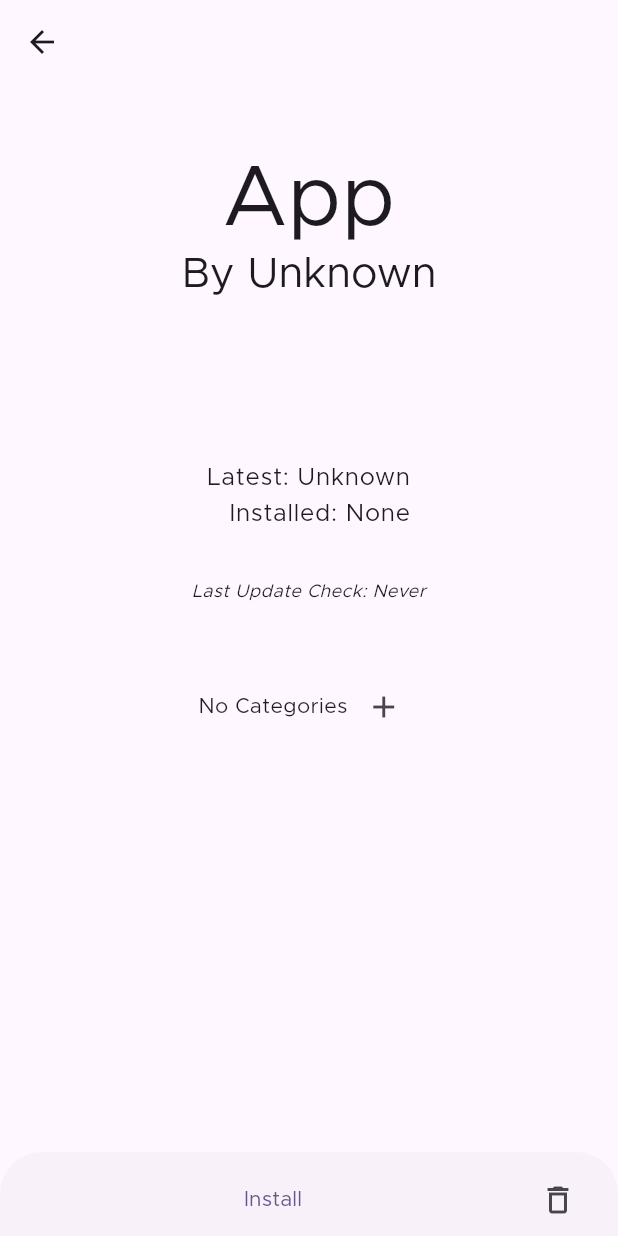
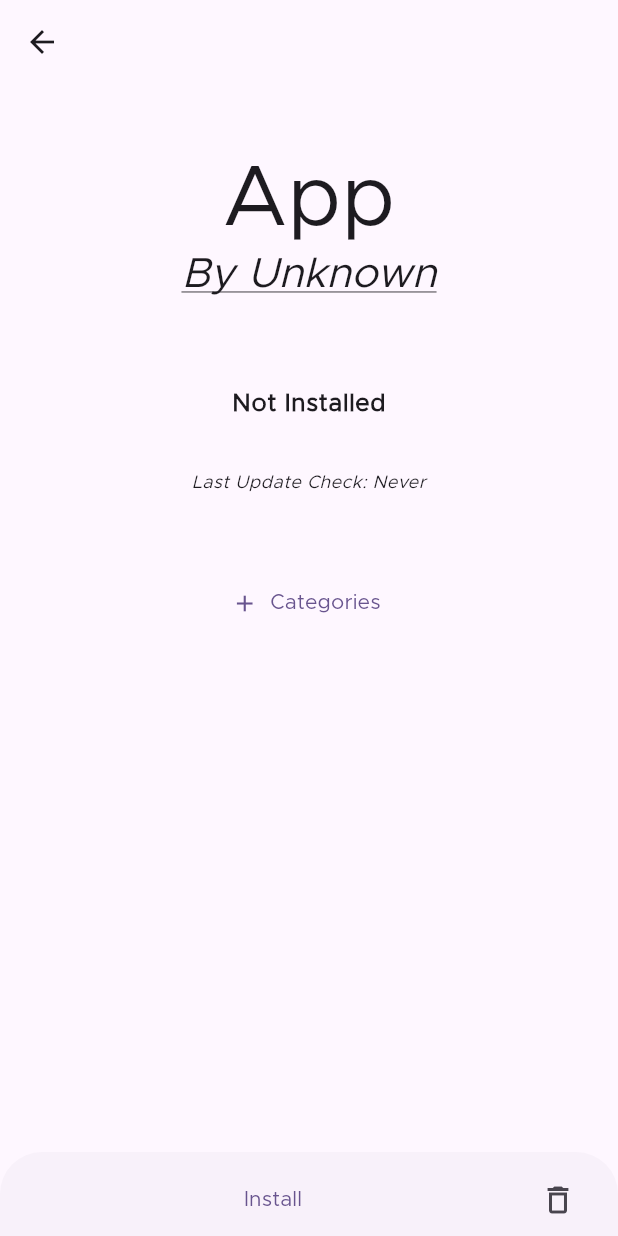
Before and after one commit to ownerroc/ObtainRoc, a Flutter app: the AppPage screen opened directly with empty values, on a phone screen of 412 x 824 dp. Run offline on Flutter 3.47's test engine with Material 3 defaults, Android fonts, the phone set to English and light mode, and no system bars; drawn by our look-alikes of dynamic_color; our stand-ins replace app_links, connectivity_plus, device_info_plus, easy_localization, file_picker, flutter_markdown and 6 more; missing offline and left inert: android_intent_plus, android_package_installer, android_package_manager, background_fetch, flutter_archive, flutter_fgbg and 3 more; accounts and stored records are empty.

Commit message:
UI improvements on app page

```diff
--- a/assets/translations/bs.json
+++ b/assets/translations/bs.json
@@ -296,6 +296,9 @@
     "partialAPKHash": "Partial APK Hash",
     "APKLinkHash": "APK Link Hash",
     "directAPKLink": "Direct APK Link",
+    "pseudoVersionInUse": "A Pseudo-Version is in Use",
+    "installed": "Installed",
+    "latest": "Latest",
     "removeAppQuestion": {
         "one": "Želite li ukloniti aplikaciju?",
         "other": "Želite li ukloniti aplikacije?"
--- a/assets/translations/cs.json
+++ b/assets/translations/cs.json
@@ -296,6 +296,9 @@
     "partialAPKHash": "Partial APK Hash",
     "APKLinkHash": "APK Link Hash",
     "directAPKLink": "Direct APK Link",
+    "pseudoVersionInUse": "A Pseudo-Version is in Use",
+    "installed": "Installed",
+    "latest": "Latest",
     "removeAppQuestion": {
         "one": "Odstranit Apku?",
         "other": "Odstranit Apky?"
--- a/assets/translations/de.json
+++ b/assets/translations/de.json
@@ -298,6 +298,9 @@
     "partialAPKHash": "Partial APK Hash",
     "APKLinkHash": "APK Link Hash",
     "directAPKLink": "Direct APK Link",
+    "pseudoVersionInUse": "A Pseudo-Version is in Use",
+    "installed": "Installed",
+    "latest": "Latest",
     "removeAppQuestion": {
         "one": "App entfernen?",
         "other": "Apps entfernen?"
--- a/assets/translations/en.json
+++ b/assets/translations/en.json
@@ -298,6 +298,9 @@
     "partialAPKHash": "Partial APK Hash",
     "APKLinkHash": "APK Link Hash",
     "directAPKLink": "Direct APK Link",
+    "pseudoVersionInUse": "A Pseudo-Version is in Use",
+    "installed": "Installed",
+    "latest": "Latest",
     "removeAppQuestion": {
         "one": "Remove App?",
         "other": "Remove Apps?"
--- a/assets/translations/es.json
+++ b/assets/translations/es.json
@@ -296,6 +296,9 @@
     "partialAPKHash": "Partial APK Hash",
     "APKLinkHash": "APK Link Hash",
     "directAPKLink": "Direct APK Link",
+    "pseudoVersionInUse": "A Pseudo-Version is in Use",
+    "installed": "Installed",
+    "latest": "Latest",
     "removeAppQuestion": {
         "one": "¿Eliminar Aplicación?",
         "other": "¿Eliminar Aplicaciones?"
--- a/assets/translations/fa.json
+++ b/assets/translations/fa.json
@@ -296,6 +296,9 @@
     "partialAPKHash": "Partial APK Hash",
     "APKLinkHash": "APK Link Hash",
     "directAPKLink": "Direct APK Link",
+    "pseudoVersionInUse": "A Pseudo-Version is in Use",
+    "installed": "Installed",
+    "latest": "Latest",
     "removeAppQuestion": {
         "one": "برنامه حذف شود؟",
         "other": "برنامه ها حذف شوند؟"
--- a/assets/translations/fr.json
+++ b/assets/translations/fr.json
@@ -296,6 +296,9 @@
     "partialAPKHash": "Partial APK Hash",
     "APKLinkHash": "APK Link Hash",
     "directAPKLink": "Direct APK Link",
+    "pseudoVersionInUse": "A Pseudo-Version is in Use",
+    "installed": "Installed",
+    "latest": "Latest",
     "removeAppQuestion": {
         "one": "Supprimer l'application ?",
         "other": "Supprimer les applications ?"
--- a/assets/translations/hu.json
+++ b/assets/translations/hu.json
@@ -296,6 +296,9 @@
     "partialAPKHash": "Partial APK Hash",
     "APKLinkHash": "APK Link Hash",
     "directAPKLink": "Direct APK Link",
+    "pseudoVersionInUse": "A Pseudo-Version is in Use",
+    "installed": "Installed",
+    "latest": "Latest",
     "removeAppQuestion": {
         "one": "Eltávolítja az alkalmazást?",
         "other": "Eltávolítja az alkalmazást?"
--- a/assets/translations/it.json
+++ b/assets/translations/it.json
@@ -296,6 +296,9 @@
     "partialAPKHash": "Partial APK Hash",
     "APKLinkHash": "APK Link Hash",
     "directAPKLink": "Direct APK Link",
+    "pseudoVersionInUse": "A Pseudo-Version is in Use",
+    "installed": "Installed",
+    "latest": "Latest",
     "removeAppQuestion": {
         "one": "Rimuovere l'app?",
         "other": "Rimuovere le app?"
--- a/assets/translations/ja.json
+++ b/assets/translations/ja.json
@@ -298,6 +298,9 @@
     "partialAPKHash": "Partial APK Hash",
     "APKLinkHash": "APK Link Hash",
     "directAPKLink": "Direct APK Link",
+    "pseudoVersionInUse": "A Pseudo-Version is in Use",
+    "installed": "Installed",
+    "latest": "Latest",
     "removeAppQuestion": {
         "one": "アプリを削除しますか？",
         "other": "アプリを削除しますか？"
--- a/assets/translations/nl.json
+++ b/assets/translations/nl.json
@@ -296,6 +296,9 @@
     "partialAPKHash": "Partial APK Hash",
     "APKLinkHash": "APK Link Hash",
     "directAPKLink": "Direct APK Link",
+    "pseudoVersionInUse": "A Pseudo-Version is in Use",
+    "installed": "Installed",
+    "latest": "Latest",
     "removeAppQuestion": {
         "one": "App verwijderen?",
         "other": "Apps verwijderen?"
--- a/assets/translations/pl.json
+++ b/assets/translations/pl.json
@@ -296,6 +296,9 @@
     "partialAPKHash": "Partial APK Hash",
     "APKLinkHash": "APK Link Hash",
     "directAPKLink": "Direct APK Link",
+    "pseudoVersionInUse": "A Pseudo-Version is in Use",
+    "installed": "Installed",
+    "latest": "Latest",
     "removeAppQuestion": {
         "one": "Usunąć aplikację?",
         "few": "Usunąć aplikacje?",
--- a/assets/translations/pt.json
+++ b/assets/translations/pt.json
@@ -296,6 +296,9 @@
     "partialAPKHash": "Partial APK Hash",
     "APKLinkHash": "APK Link Hash",
     "directAPKLink": "Direct APK Link",
+    "pseudoVersionInUse": "A Pseudo-Version is in Use",
+    "installed": "Installed",
+    "latest": "Latest",
     "removeAppQuestion": {
         "one": "Remover aplicativo?",
         "other": "Remover aplicativos?"
--- a/assets/translations/ru.json
+++ b/assets/translations/ru.json
@@ -298,6 +298,9 @@
     "partialAPKHash": "Partial APK Hash",
     "APKLinkHash": "APK Link Hash",
     "directAPKLink": "Direct APK Link",
+    "pseudoVersionInUse": "A Pseudo-Version is in Use",
+    "installed": "Installed",
+    "latest": "Latest",
     "removeAppQuestion": {
         "one": "Удалить приложение?",
         "other": "Удалить приложения?"
--- a/assets/translations/sv.json
+++ b/assets/translations/sv.json
@@ -282,6 +282,9 @@
     "partialAPKHash": "Partial APK Hash",
     "APKLinkHash": "APK Link Hash",
     "directAPKLink": "Direct APK Link",
+    "pseudoVersionInUse": "A Pseudo-Version is in Use",
+    "installed": "Installed",
+    "latest": "Latest",
     "removeAppQuestion": {
         "one": "Ta Bort App?",
         "other": "Ta Bort Appar?"
--- a/assets/translations/tr.json
+++ b/assets/translations/tr.json
@@ -296,6 +296,9 @@
     "partialAPKHash": "Partial APK Hash",
     "APKLinkHash": "APK Link Hash",
     "directAPKLink": "Direct APK Link",
+    "pseudoVersionInUse": "A Pseudo-Version is in Use",
+    "installed": "Installed",
+    "latest": "Latest",
     "removeAppQuestion": {
         "one": "Uygulamayı Kaldır?",
         "other": "Uygulamaları Kaldır?"
--- a/assets/translations/vi.json
+++ b/assets/translations/vi.json
@@ -294,6 +294,9 @@
     "partialAPKHash": "Partial APK Hash",
     "APKLinkHash": "APK Link Hash",
     "directAPKLink": "Direct APK Link",
+    "pseudoVersionInUse": "A Pseudo-Version is in Use",
+    "installed": "Installed",
+    "latest": "Latest",
     "removeAppQuestion":{
         "one": "Gỡ ứng dụng?",
         "other": "Gỡ ứng dụng?"
--- a/assets/translations/zh.json
+++ b/assets/translations/zh.json
@@ -298,6 +298,9 @@
     "partialAPKHash": "Partial APK Hash",
     "APKLinkHash": "APK Link Hash",
     "directAPKLink": "Direct APK Link",
+    "pseudoVersionInUse": "A Pseudo-Version is in Use",
+    "installed": "Installed",
+    "latest": "Latest",
     "removeAppQuestion": {
         "one": "是否删除应用？",
         "other": "是否删除应用？"
--- a/lib/components/generated_form.dart
+++ b/lib/components/generated_form.dart
@@ -384,6 +384,39 @@ class _GeneratedFormState extends State<GeneratedForm> {
             ],
           );
         } else if (widget.items[r][e] is GeneratedFormTagInput) {
+          onAddPressed() {
+            showDialog<Map<String, dynamic>?>(
+                context: context,
+                builder: (BuildContext ctx) {
+                  return GeneratedFormModal(
+                      title: widget.items[r][e].label,
+                      items: [
+                        [GeneratedFormTextField('label', label: tr('label'))]
+                      ]);
+                }).then((value) {
+              String? label = value?['label'];
+              if (label != null) {
+                setState(() {
+                  var temp =
+                      values[fieldKey] as Map<String, MapEntry<int, bool>>?;
+                  temp ??= {};
+                  if (temp[label] == null) {
+                    var singleSelect =
+                        (widget.items[r][e] as GeneratedFormTagInput)
+                            .singleSelect;
+                    var someSelected = temp.entries
+                        .where((element) => element.value.value)
+                        .isNotEmpty;
+                    temp[label] = MapEntry(generateRandomLightColor().value,
+                        !(someSelected && singleSelect));
+                    values[fieldKey] = temp;
+                    someValueChanged();
+                  }
+                });
+              }
+            });
+          }
+
           formInputs[r][e] =
               Column(crossAxisAlignment: CrossAxisAlignment.stretch, children: [
             if ((values[fieldKey] as Map<String, MapEntry<int, bool>>?)
@@ -409,14 +442,14 @@ class _GeneratedFormState extends State<GeneratedForm> {
                   (widget.items[r][e] as GeneratedFormTagInput).alignment,
               crossAxisAlignment: WrapCrossAlignment.center,
               children: [
-                (values[fieldKey] as Map<String, MapEntry<int, bool>>?)
-                            ?.isEmpty ==
-                        true
-                    ? Text(
-                        (widget.items[r][e] as GeneratedFormTagInput)
-                            .emptyMessage,
-                      )
-                    : const SizedBox.shrink(),
+                // (values[fieldKey] as Map<String, MapEntry<int, bool>>?)
+                //             ?.isEmpty ==
+                //         true
+                //     ? Text(
+                //         (widget.items[r][e] as GeneratedFormTagInput)
+                //             .emptyMessage,
+                //       )
+                //     : const SizedBox.shrink(),
                 ...(values[fieldKey] as Map<String, MapEntry<int, bool>>?)
                         ?.entries
                         .map((e2) {
@@ -540,45 +573,22 @@ class _GeneratedFormState extends State<GeneratedForm> {
                           tooltip: tr('remove'),
                         ))
                     : const SizedBox.shrink(),
-                Padding(
+                (values[fieldKey] as Map<String, MapEntry<int, bool>>?)
+                            ?.isEmpty ==
+                        true
+                    ? Padding(
+                        padding: const EdgeInsets.symmetric(horizontal: 4),
+                        child: TextButton.icon(
+                          onPressed: onAddPressed,
+                          icon: const Icon(Icons.add),
+                          label: Text(
+                              (widget.items[r][e] as GeneratedFormTagInput)
+                                  .label),
+                        ))
+                    : Padding(
                         padding: const EdgeInsets.symmetric(horizontal: 4),
                         child: IconButton(
-                      onPressed: () {
-                        showDialog<Map<String, dynamic>?>(
-                            context: context,
-                            builder: (BuildContext ctx) {
-                              return GeneratedFormModal(
-                                  title: widget.items[r][e].label,
-                                  items: [
-                                    [
-                                      GeneratedFormTextField('label',
-                                          label: tr('label'))
-                                    ]
-                                  ]);
-                            }).then((value) {
-                          String? label = value?['label'];
-                          if (label != null) {
-                            setState(() {
-                              var temp = values[fieldKey]
-                                  as Map<String, MapEntry<int, bool>>?;
-                              temp ??= {};
-                              if (temp[label] == null) {
-                                var singleSelect = (widget.items[r][e]
-                                        as GeneratedFormTagInput)
-                                    .singleSelect;
-                                var someSelected = temp.entries
-                                    .where((element) => element.value.value)
-                                    .isNotEmpty;
-                                temp[label] = MapEntry(
-                                    generateRandomLightColor().value,
-                                    !(someSelected && singleSelect));
-                                values[fieldKey] = temp;
-                                someValueChanged();
-                              }
-                            });
-                          }
-                        });
-                      },
+                          onPressed: onAddPressed,
                           icon: const Icon(Icons.add),
                           visualDensity: VisualDensity.compact,
                           tooltip: tr('add'),
--- a/lib/pages/app.dart
+++ b/lib/pages/app.dart
@@ -69,70 +69,64 @@ class _AppPageState extends State<AppPage> {
         (app?.app.installedVersion != null &&
             app?.app.additionalSettings['versionDetection'] != true);
 
-    getInfoColumn() => Column(
+    getInfoColumn() {
+      String versionLines = '';
+      bool installed = app?.app.installedVersion != null;
+      bool upToDate = app?.app.installedVersion == app?.app.latestVersion;
+      if (installed) {
+        versionLines = '${app?.app.installedVersion} ${tr('installed')}';
+        if (upToDate) {
+          versionLines += '/${tr('latest')}';
+        }
+      } else {
+        versionLines = tr('notInstalled');
+      }
+      if (!upToDate) {
+        versionLines += '\n${app?.app.latestVersion} ${tr('latest')}';
+      }
+      String infoLines = tr('lastUpdateCheckX', args: [
+        app?.app.lastUpdateCheck == null
+            ? tr('never')
+            : '${app?.app.lastUpdateCheck?.toLocal()}'
+      ]);
+      if (trackOnly) {
+        infoLines = '${tr('xIsTrackOnly', args: [tr('app')])}\n$infoLines';
+      }
+      if (installedVersionIsEstimate) {
+        infoLines = '${tr('pseudoVersionInUse')}\n$infoLines';
+      }
+      return Column(
         mainAxisAlignment: MainAxisAlignment.center,
         crossAxisAlignment: CrossAxisAlignment.stretch,
         children: [
-            GestureDetector(
-                onTap: () {
-                  if (app?.app.url != null) {
-                    launchUrlString(app?.app.url ?? '',
-                        mode: LaunchMode.externalApplication);
-                  }
-                },
-                onLongPress: () {
-                  Clipboard.setData(ClipboardData(text: app?.app.url ?? ''));
-                  ScaffoldMessenger.of(context).showSnackBar(SnackBar(
-                    content: Text(tr('copiedToClipboard')),
-                  ));
-                },
-                child: Text(
-                  app?.app.url ?? '',
+          Padding(
+            padding: const EdgeInsets.symmetric(horizontal: 8, vertical: 24),
+            child: Column(
+              children: [
+                const SizedBox(
+                  height: 8,
+                ),
+                Text(versionLines,
+                    textAlign: TextAlign.start,
+                    style: Theme.of(context)
+                        .textTheme
+                        .bodyLarge!
+                        .copyWith(fontWeight: FontWeight.bold)),
+                app?.app.releaseDate == null
+                    ? const SizedBox.shrink()
+                    : Text(
+                        app!.app.releaseDate.toString(),
                         textAlign: TextAlign.center,
-                  style: const TextStyle(
-                      decoration: TextDecoration.underline,
-                      fontStyle: FontStyle.italic,
-                      fontSize: 12),
-                )),
+                        style: Theme.of(context).textTheme.labelSmall,
+                      ),
                 const SizedBox(
-              height: 32,
-            ),
-            Column(
-              children: [
-                Text(
-                  '${tr('latestVersionX', args: [
-                        app?.app.latestVersion ?? tr('unknown')
-                      ])}\n${tr('installedVersionX', args: [
-                        app?.app.installedVersion ?? tr('none')
-                      ])}${installedVersionIsEstimate ? '\n(${tr('pseudoVersion')})' : ''}',
-                  textAlign: TextAlign.end,
-                  style: Theme.of(context).textTheme.bodyLarge!,
+                  height: 8,
                 ),
               ],
             ),
-            if (app?.app.installedVersion != null &&
-                !isVersionDetectionStandard)
-              Column(
-                children: [
-                  const SizedBox(
-                    height: 16,
           ),
           Text(
-                    trackOnly ? tr('xIsTrackOnly', args: [tr('app')]) : '',
-                    style: Theme.of(context).textTheme.labelSmall,
-                    textAlign: TextAlign.center,
-                  )
-                ],
-              ),
-            const SizedBox(
-              height: 32,
-            ),
-            Text(
-              tr('lastUpdateCheckX', args: [
-                app?.app.lastUpdateCheck == null
-                    ? tr('never')
-                    : '\n${app?.app.lastUpdateCheck?.toLocal()}'
-              ]),
+            infoLines,
             textAlign: TextAlign.center,
             style: const TextStyle(fontStyle: FontStyle.italic, fontSize: 12),
           ),
@@ -175,6 +169,7 @@ class _AppPageState extends State<AppPage> {
             ),
         ],
       );
+    }
 
     getFullInfoColumn() => Column(
           mainAxisAlignment: MainAxisAlignment.center,
@@ -201,11 +196,26 @@ class _AppPageState extends State<AppPage> {
               textAlign: TextAlign.center,
               style: Theme.of(context).textTheme.displayLarge,
             ),
-            Text(
+            GestureDetector(
+                onTap: () {
+                  if (app?.app.url != null) {
+                    launchUrlString(app?.app.url ?? '',
+                        mode: LaunchMode.externalApplication);
+                  }
+                },
+                onLongPress: () {
+                  Clipboard.setData(ClipboardData(text: app?.app.url ?? ''));
+                  ScaffoldMessenger.of(context).showSnackBar(SnackBar(
+                    content: Text(tr('copiedToClipboard')),
+                  ));
+                },
+                child: Text(
                   tr('byX', args: [app?.app.author ?? tr('unknown')]),
                   textAlign: TextAlign.center,
-              style: Theme.of(context).textTheme.headlineMedium,
-            ),
+                  style: Theme.of(context).textTheme.headlineMedium!.copyWith(
+                      decoration: TextDecoration.underline,
+                      fontStyle: FontStyle.italic),
+                )),
             const SizedBox(
               height: 8,
             ),
@@ -213,16 +223,6 @@ class _AppPageState extends State<AppPage> {
               app?.app.id ?? '',
               textAlign: TextAlign.center,
               style: Theme.of(context).textTheme.labelSmall,
-            ),
-            app?.app.releaseDate == null
-                ? const SizedBox.shrink()
-                : Text(
-                    app!.app.releaseDate.toString(),
-                    textAlign: TextAlign.center,
-                    style: Theme.of(context).textTheme.labelSmall,
-                  ),
-            const SizedBox(
-              height: 32,
             ),
             getInfoColumn(),
             const SizedBox(height: 150)
```
Lines whose indentation alone changed are shown as unchanged.
